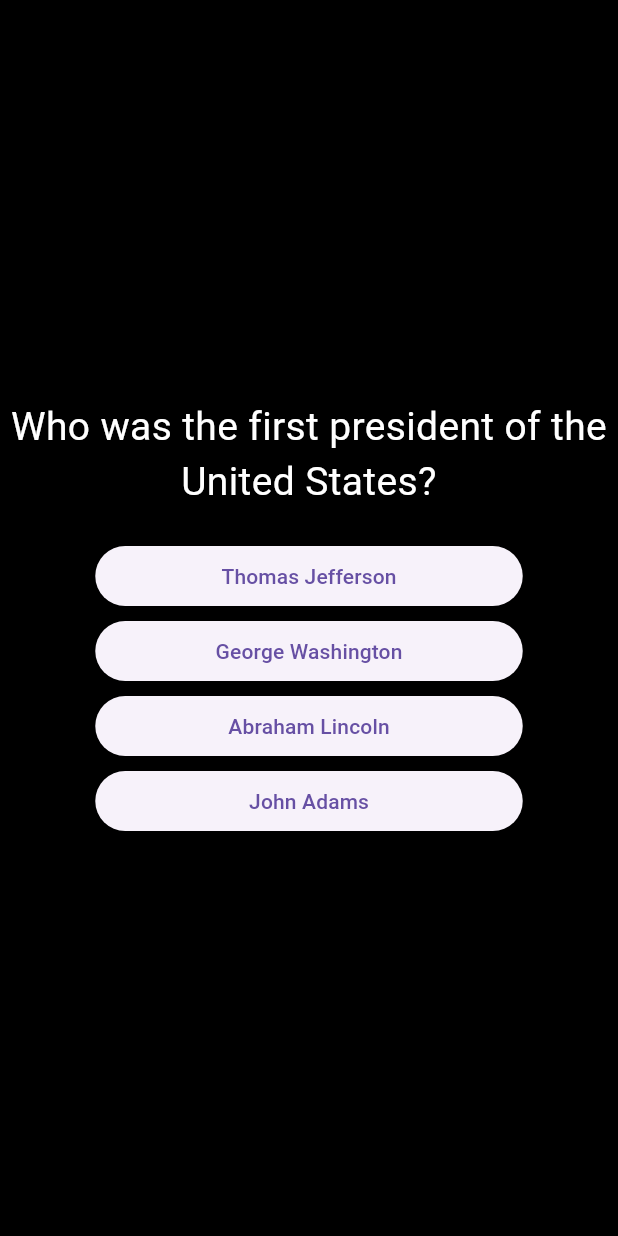
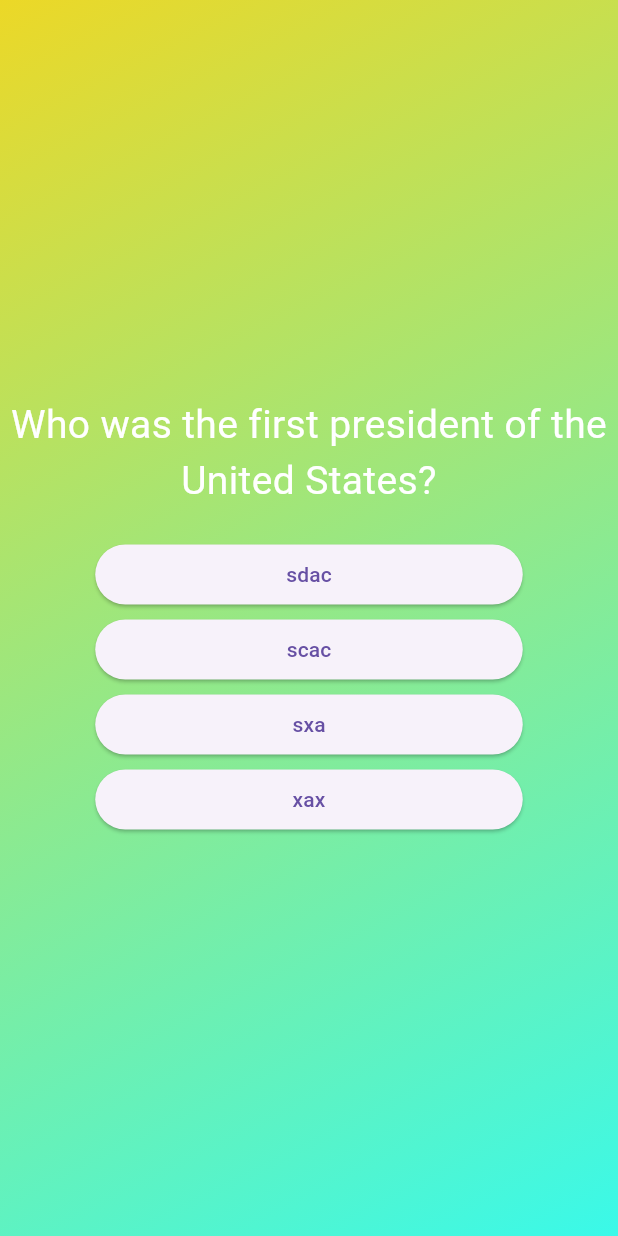
Before and after one commit to Sarthakpurii/BrainBuster, a Flutter app: the screen it shows after launch, after a tap on "Start Quiz", on a phone screen of 412 x 824 dp. Run offline on Flutter 3.47's test engine with Material 3 defaults, Android fonts, the light colour scheme and no system bars.

Commit message:
added answerButton.dart

```diff
--- /dev/null
+++ b/lib/answer_button.dart
@@ -0,0 +1,19 @@
+
+import 'package:flutter/material.dart';
+
+class AnswerButton extends StatelessWidget{
+  const AnswerButton(this.ansText,this.ansFunc,{super.key});
+
+  final String ansText;
+  final void Function() ansFunc;
+  @override
+  Widget build(context){
+    return Column(
+      children: [ElevatedButton(
+        onPressed: ansFunc,
+        style: const ButtonStyle(fixedSize: MaterialStatePropertyAll(Size(285,30))),
+        child: Text(ansText)),
+        const SizedBox(height: 2,)]
+    );
+  }
+}
--- a/lib/questions.dart
+++ /dev/null
@@ -1,52 +0,0 @@
-import 'package:flutter/material.dart';
-
-class Questions extends StatefulWidget{
-  const Questions({super.key});
-
-  @override
-  State<Questions> createState(){
-    return _QuestionsState();
-  }
-}
-
-class _QuestionsState extends State<Questions>{
-
-
-  @override
-  Widget build(context){
-    return Center(
-      child: Column(
-        mainAxisSize: MainAxisSize.min,
-        children: [
-          const Text('Who was the first president of the United States?',
-          textAlign: TextAlign.center,
-          style: TextStyle(
-            color: Colors.white,
-            fontSize: 26,
-          ),
-          ),
-          const SizedBox(height: 20,),
-          ElevatedButton(
-            onPressed: () {},
-            style: const ButtonStyle(fixedSize: MaterialStatePropertyAll(Size(285,30))),
-            child: const Text('Thomas Jefferson')),
-          const SizedBox(height: 2,),
-          ElevatedButton(
-            onPressed: () {},
-            style: const ButtonStyle(fixedSize: MaterialStatePropertyAll(Size(285,30))),
-            child: const Text('George Washington')),
-          const SizedBox(height: 2,),
-          ElevatedButton(
-            onPressed: () {},
-            style: const ButtonStyle(fixedSize: MaterialStatePropertyAll(Size(285,30))),
-            child: const Text('Abraham Lincoln')),
-          const SizedBox(height: 2,),
-          ElevatedButton(
-            onPressed: () {},
-            style: const ButtonStyle(fixedSize: MaterialStatePropertyAll(Size(285,30))),
-            child: const Text('John Adams')),
-        ],
-      ),
-    );
-  }
-}
--- /dev/null
+++ b/lib/questions_widget.dart
@@ -0,0 +1,38 @@
+import 'package:brain_buster/answer_button.dart';
+import 'package:flutter/material.dart';
+
+class Questions extends StatefulWidget{
+  const Questions({super.key});
+
+  @override
+  State<Questions> createState(){
+    return _QuestionsState();
+  }
+}
+
+class _QuestionsState extends State<Questions>{
+
+
+  @override
+  Widget build(context){
+    return Center(
+      child: Column(
+        mainAxisSize: MainAxisSize.min,
+        children: [
+          const Text('Who was the first president of the United States?',
+          textAlign: TextAlign.center,
+          style: TextStyle(
+            color: Colors.white,
+            fontSize: 26,
+          ),
+          ),
+          const SizedBox(height: 20,),
+          AnswerButton('sdac', () { }),
+          AnswerButton('scac', () { }),
+          AnswerButton('sxa', () { }),
+          AnswerButton('xax', () { }),
+        ],
+      ),
+    );
+  }
+}
--- a/lib/quiz.dart
+++ b/lib/quiz.dart
@@ -1,5 +1,5 @@
-import 'package:brain_buster/gradient_container.dart';
-import 'package:brain_buster/questions.dart';
+import 'package:brain_buster/questions_widget.dart';
+import 'package:brain_buster/welcome.dart';
 import 'package:flutter/material.dart';
 
 class Quiz extends StatefulWidget{
@@ -16,7 +16,7 @@ class _QuizState extends State<Quiz>{
   Widget? activeScreen;
   @override
   void initState() {
-    activeScreen=GradientContainer(switchScreen);
+    activeScreen=Welcome(switchScreen);
     super.initState();
   }
   void switchScreen(){
@@ -29,10 +29,20 @@ class _QuizState extends State<Quiz>{
   Widget build(context){
     return MaterialApp(
       home: Scaffold(
-        backgroundColor: Colors.black,
-        body: activeScreen
+        // backgroundColor: Colors.black,
+        body: Container(
+          decoration: const BoxDecoration(
+            gradient: LinearGradient(
+              colors:[
+          Color.fromARGB(255, 236, 216, 39),Color.fromARGB(255, 58, 249, 233)
+        ],
+              begin: Alignment.topLeft,
+              end: Alignment.bottomRight),
+          ),
+          child: activeScreen,
         // body: Questions(),
-      ),
+        ),
+      )
     );
   }
 }
--- a/lib/gradient_container.dart
+++ b/lib/welcome.dart
@@ -1,7 +1,7 @@
 import 'package:flutter/material.dart';
 
-class GradientContainer extends StatelessWidget{
-  const GradientContainer(this.switchScreen,{super.key});
+class Welcome extends StatelessWidget{
+  const Welcome(this.switchScreen,{super.key});
 
   final void Function() switchScreen;
 
@@ -9,16 +9,7 @@ class GradientContainer extends StatelessWidget{
 
   @override
   Widget build(context){
-    return Container(
-          decoration: const BoxDecoration(
-            gradient: LinearGradient(
-              colors:[
-          Color.fromARGB(255, 236, 216, 39),Color.fromARGB(255, 58, 249, 233)
-        ],
-              begin: Alignment.topLeft,
-              end: Alignment.bottomRight),
-          ),
-          child: Center(
+    return Center(
             child: Column(
               mainAxisSize: MainAxisSize.min,
               children: [
@@ -40,7 +31,6 @@ class GradientContainer extends StatelessWidget{
                   label: const Text('Start Quiz'))
               ],
             ),
-          ),
         );
   }
 }
```
